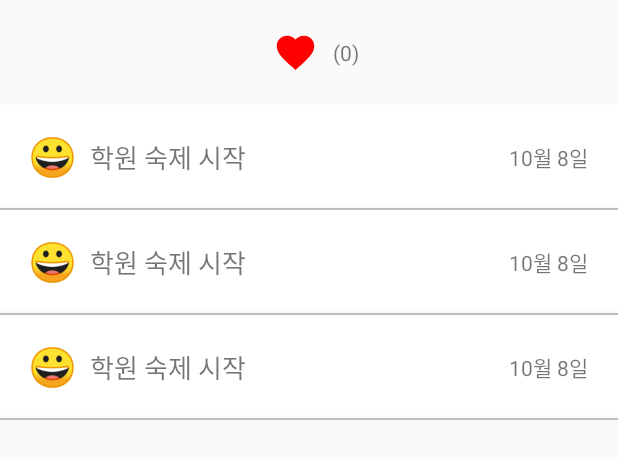
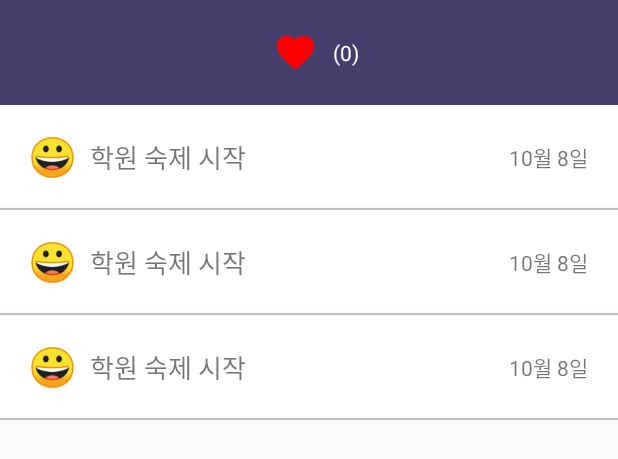
Before and after one commit to jionchu/Emoji-Diary, an Android app: the layout fragment_like.xml on its own in the app's theme, with its tools: preview values and no code run, on a phone screen of 412 x 824 dp. Shown: the top 459 px of the screen. Run offline under Robolectric (Android 15) with nearby library versions, the phone set to English and light mode, and no system bars.

Commit message:
:lipstick: [Design] Change tab2 (like list) header color

```diff
--- a/app/src/main/res/layout/fragment_like.xml
+++ b/app/src/main/res/layout/fragment_like.xml
@@ -11,8 +11,9 @@
         android:layout_width="match_parent"
         android:layout_height="wrap_content"
         android:orientation="horizontal"
+        android:background="#443E6C"
         android:gravity="center"
-        android:layout_margin="10dp">
+        android:padding="10dp">
 
         <ImageView
             android:layout_width="30dp"
@@ -24,7 +25,8 @@
             android:id="@+id/txt_count"
             android:layout_width="wrap_content"
             android:layout_height="wrap_content"
-            android:text="(0)"/>
+            android:text="(0)"
+            android:textColor="#ffffff"/>
 
     </LinearLayout>
 
```
